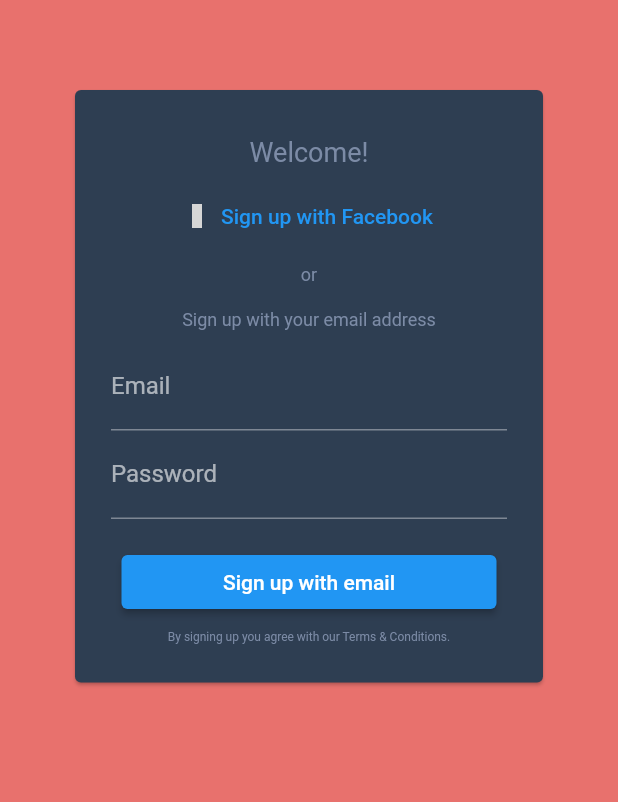
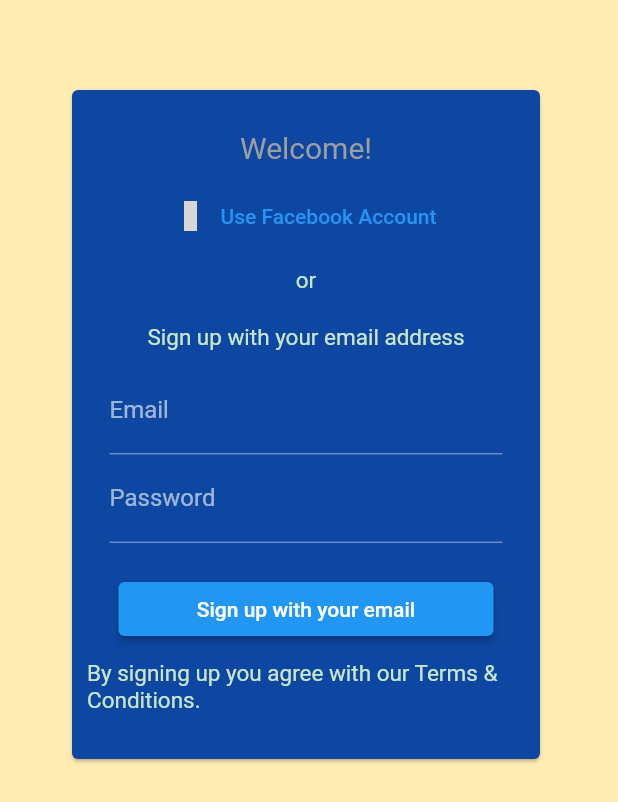
Before and after one commit to sanjibsinha/flutter_artisan, a Flutter app: the screen it shows after launch, on a phone screen of 412 x 824 dp. Shown: the top 802 px of the screen. Run offline on Flutter 3.47's test engine with Material 2 defaults, Android fonts, the phone set to English and light mode, and no system bars; our stand-ins replace material_design_icons_flutter; grey boxes are pictures that could not be loaded.

Commit message:
final to design welcome

```diff
--- a/lib/view/my_app.dart
+++ b/lib/view/my_app.dart
@@ -13,9 +13,9 @@ class MyApp extends StatelessWidget {
       title: 'Flutter Demo',
       theme: ThemeData(
         brightness: Brightness.dark,
-        scaffoldBackgroundColor: const Color(0xFFE8716D),
-        primaryColor: const Color(0xFF2E3E52),
-        primaryColorDark: const Color(0xFF7C8BA6),
+        scaffoldBackgroundColor: Colors.amber.shade100,
+        primaryColor: Colors.blue.shade900,
+        primaryColorDark: Colors.green.shade100,
       ),
       home: const MyHomePage(),
     );
--- a/lib/view/my_home_page.dart
+++ b/lib/view/my_home_page.dart
@@ -9,7 +9,7 @@ class MyHomePage extends StatelessWidget {
     final theme = Theme.of(context);
     return Scaffold(
       body: ListView(
-        padding: const EdgeInsets.fromLTRB(16.0, kToolbarHeight, 16.0, 16.0),
+        padding: const EdgeInsets.fromLTRB(16.0, kToolbarHeight, 20.0, 20.0),
         children: <Widget>[
           Align(
             child: SizedBox(
@@ -19,22 +19,22 @@ class MyHomePage extends StatelessWidget {
                 child: Column(
                   mainAxisSize: MainAxisSize.min,
                   children: <Widget>[
-                    buildTitle(theme),
-                    buildFacebookBtn(),
-                    buildText('or', 12.0, theme),
-                    buildText('Sign up with your email address', 12.0, theme),
-                    buildInputField('Email', 'Your@email.com', false, theme),
-                    buildInputField('Password', '', true, theme),
+                    createTitleDesign(theme),
+                    createButtonForFacebook(),
+                    designText('or', 15.0, theme),
+                    designText('Sign up with your email address', 15.0, theme),
+                    designInputField('Email', 'Your@email.com', false, theme),
+                    designInputField('Password', '', true, theme),
                     const SizedBox(
-                      height: 18.0,
+                      height: 20.0,
                     ),
-                    buildSignUpBtn(theme),
-                    buildText(
+                    designSignUp(theme),
+                    designText(
                         'By signing up you agree with our Terms & Conditions.',
-                        8.0,
+                        15.0,
                         theme),
                     const SizedBox(
-                      height: 18.0,
+                      height: 20.0,
                     ),
                   ],
                 ),
@@ -46,19 +46,22 @@ class MyHomePage extends StatelessWidget {
     );
   }
 
-  Container buildTitle(ThemeData theme) {
+  Container createTitleDesign(ThemeData theme) {
     return Container(
-      padding: const EdgeInsets.only(bottom: 8.0),
+      padding: const EdgeInsets.only(bottom: 10.0),
       alignment: Alignment.bottomCenter,
       height: 60.0,
       child: Text(
         'Welcome!',
-        style: TextStyle(fontSize: 18.0, color: theme.primaryColorDark),
+        style: TextStyle(
+          fontSize: 20.0,
+          color: theme.primaryColorLight,
+        ),
       ),
     );
   }
 
-  SizedBox buildFacebookBtn() {
+  SizedBox createButtonForFacebook() {
     return SizedBox(
       width: 250.0,
       child: TextButton(
@@ -68,21 +71,21 @@ class MyHomePage extends StatelessWidget {
           children: const <Widget>[
             Icon(
               MdiIcons.facebook,
-              size: 16.0,
+              size: 20.0,
             ),
             SizedBox(
-              width: 8.0,
+              width: 10.0,
             ),
-            Text('Sign up with Facebook')
+            Text('Use Facebook Account'),
           ],
         ),
       ),
     );
   }
 
-  Padding buildText(String text, double fontSize, ThemeData theme) {
+  Padding designText(String text, double fontSize, ThemeData theme) {
     return Padding(
-      padding: const EdgeInsets.all(8.0),
+      padding: const EdgeInsets.all(10.0),
       child: Text(
         text,
         style: TextStyle(
@@ -93,27 +96,27 @@ class MyHomePage extends StatelessWidget {
     );
   }
 
-  Padding buildInputField(
-      String labelText, String hintText, bool isObscured, ThemeData theme) {
+  Padding designInputField(
+      String labelText, String hintText, bool isHiding, ThemeData theme) {
     return Padding(
-      padding: const EdgeInsets.symmetric(horizontal: 24.0),
+      padding: const EdgeInsets.symmetric(horizontal: 25.0),
       child: TextField(
         decoration: InputDecoration(
           labelText: labelText,
           hintText: hintText,
           hintStyle: TextStyle(color: theme.primaryColorDark),
         ),
-        obscureText: isObscured,
+        obscureText: isHiding,
       ),
     );
   }
 
-  SizedBox buildSignUpBtn(ThemeData theme) {
+  SizedBox designSignUp(ThemeData theme) {
     return SizedBox(
       width: 250.0,
       child: ElevatedButton(
         onPressed: () {},
-        child: const Text('Sign up with email'),
+        child: const Text('Sign up with your email'),
       ),
     );
   }
```
